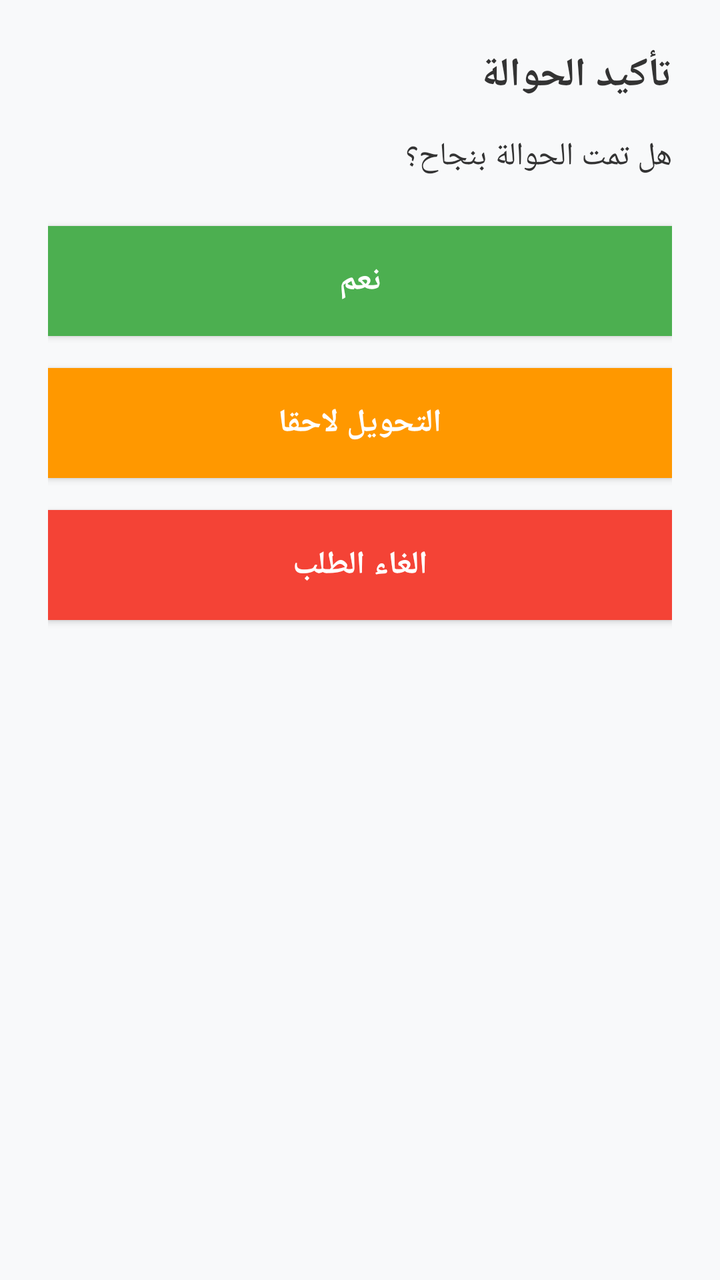
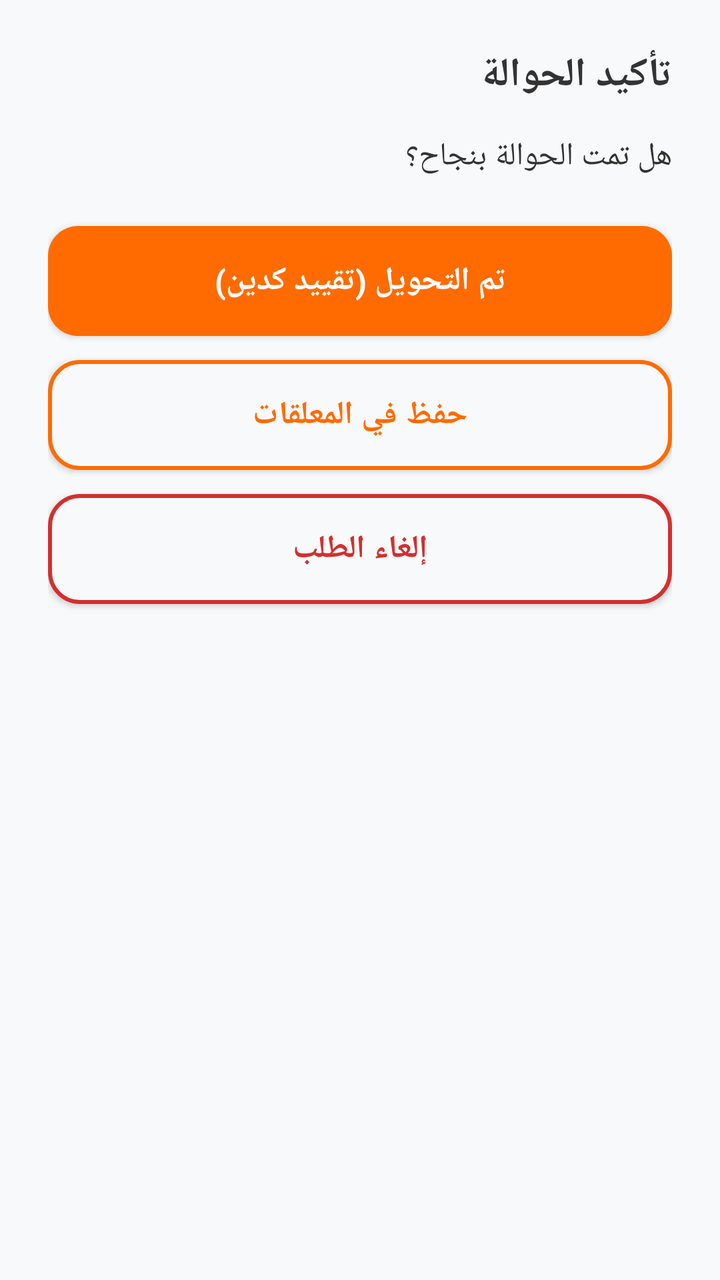

The first picture is an Android layout as it rendered before a commit; the second is the same layout after the commit. The layout source and the unified diff follow.
<!-- AndroidManifest.xml: application theme Theme.AppCompat.DayNight.NoActionBar -->
<!-- res/layout/dialog_transfer_confirm.xml -->
﻿<?xml version="1.0" encoding="utf-8"?><LinearLayout xmlns:android="http://schemas.android.com/apk/res/android" android:layout_width="match_parent" android:layout_height="wrap_content" android:orientation="vertical" android:layoutDirection="rtl" android:padding="24dp" android:background="@color/colorBackground"><TextView android:layout_width="wrap_content" android:layout_height="wrap_content" android:text="تأكيد الحوالة" android:textSize="20sp" android:textStyle="bold" android:textColor="@color/colorTextPrimary" android:layout_marginBottom="16dp"/><TextView android:id="@+id/tv_confirm_message" android:layout_width="wrap_content" android:layout_height="wrap_content" android:text="هل تمت الحوالة بنجاح؟" android:textSize="16sp" android:textColor="@color/colorTextPrimary" android:layout_marginBottom="24dp"/><androidx.appcompat.widget.AppCompatButton android:id="@+id/btn_confirm_yes" android:layout_width="match_parent" android:layout_height="55dp" android:text="نعم" android:textSize="16sp" android:textStyle="bold" android:background="#4CAF50" android:textColor="#FFFFFF" android:layout_marginBottom="16dp"/><androidx.appcompat.widget.AppCompatButton android:id="@+id/btn_confirm_later" android:layout_width="match_parent" android:layout_height="55dp" android:text="التحويل لاحقا" android:textSize="16sp" android:textStyle="bold" android:background="#FF9800" android:textColor="#FFFFFF" android:layout_marginBottom="16dp"/><androidx.appcompat.widget.AppCompatButton android:id="@+id/btn_confirm_cancel" android:layout_width="match_parent" android:layout_height="55dp" android:text="الغاء الطلب" android:textSize="16sp" android:textStyle="bold" android:background="#F44336" android:textColor="#FFFFFF" /></LinearLayout>
<!-- resources referenced by this layout -->
<resources>
  <color name="colorBackground">#F8F9FA</color>
  <color name="colorTextPrimary">#333333</color>
</resources>

<!-- the commit's change to res/layout/dialog_transfer_confirm.xml (unified diff, before → after) -->
@@ -1 +1 @@
-﻿<?xml version="1.0" encoding="utf-8"?><LinearLayout xmlns:android="http://schemas.android.com/apk/res/android" android:layout_width="match_parent" android:layout_height="wrap_content" android:orientation="vertical" android:layoutDirection="rtl" android:padding="24dp" android:background="@color/colorBackground"><TextView android:layout_width="wrap_content" android:layout_height="wrap_content" android:text="تأكيد الحوالة" android:textSize="20sp" android:textStyle="bold" android:textColor="@color/colorTextPrimary" android:layout_marginBottom="16dp"/><TextView android:id="@+id/tv_confirm_message" android:layout_width="wrap_content" android:layout_height="wrap_content" android:text="هل تمت الحوالة بنجاح؟" android:textSize="16sp" android:textColor="@color/colorTextPrimary" android:layout_marginBottom="24dp"/><androidx.appcompat.widget.AppCompatButton android:id="@+id/btn_confirm_yes" android:layout_width="match_parent" android:layout_height="55dp" android:text="نعم" android:textSize="16sp" android:textStyle="bold" android:background="#4CAF50" android:textColor="#FFFFFF" android:layout_marginBottom="16dp"/><androidx.appcompat.widget.AppCompatButton android:id="@+id/btn_confirm_later" android:layout_width="match_parent" android:layout_height="55dp" android:text="التحويل لاحقا" android:textSize="16sp" android:textStyle="bold" android:background="#FF9800" android:textColor="#FFFFFF" android:layout_marginBottom="16dp"/><androidx.appcompat.widget.AppCompatButton android:id="@+id/btn_confirm_cancel" android:layout_width="match_parent" android:layout_height="55dp" android:text="الغاء الطلب" android:textSize="16sp" android:textStyle="bold" android:background="#F44336" android:textColor="#FFFFFF" /></LinearLayout>
+﻿<?xml version="1.0" encoding="utf-8"?><LinearLayout xmlns:android="http://schemas.android.com/apk/res/android" android:layout_width="match_parent" android:layout_height="wrap_content" android:orientation="vertical" android:layoutDirection="rtl" android:padding="24dp" android:background="@color/colorBackground"><TextView android:layout_width="wrap_content" android:layout_height="wrap_content" android:text="تأكيد الحوالة" android:textSize="20sp" android:textStyle="bold" android:textColor="@color/colorTextPrimary" android:layout_marginBottom="16dp"/><TextView android:id="@+id/tv_confirm_message" android:layout_width="wrap_content" android:layout_height="wrap_content" android:text="هل تمت الحوالة بنجاح؟" android:textSize="16sp" android:textColor="@color/colorTextPrimary" android:layout_marginBottom="24dp"/><androidx.appcompat.widget.AppCompatButton android:id="@+id/btn_confirm_yes" android:layout_width="match_parent" android:layout_height="55dp" android:text="تم التحويل (تقييد كدين)" android:textSize="16sp" android:textStyle="bold" android:background="@drawable/bg_rounded_orange" android:textColor="@color/colorTextOnPrimary" android:layout_marginBottom="12dp"/><androidx.appcompat.widget.AppCompatButton android:id="@+id/btn_confirm_later" android:layout_width="match_parent" android:layout_height="55dp" android:text="حفظ في المعلقات" android:textSize="16sp" android:textStyle="bold" android:background="@drawable/bg_btn_outline" android:textColor="@color/colorPrimary" android:layout_marginBottom="12dp"/><androidx.appcompat.widget.AppCompatButton android:id="@+id/btn_confirm_cancel" android:layout_width="match_parent" android:layout_height="55dp" android:text="إلغاء الطلب" android:textSize="16sp" android:textStyle="bold" android:background="@drawable/bg_btn_outline_danger" android:textColor="@color/colorDanger" /></LinearLayout>
<!-- resource entries referenced after the edit -->
@@ -1,6 +1,15 @@
 <!-- resources referenced by this layout -->
 <resources>
   <color name="colorBackground">#F8F9FA</color>
+  <color name="colorDanger">#D32F2F</color>
+  <color name="colorPrimary">#FF6B00</color>
+  <color name="colorTextOnPrimary">#FFFFFF</color>
   <color name="colorTextPrimary">#333333</color>
+  <!-- drawable bg_btn_outline (drawable) -->
+  ﻿<?xml version="1.0" encoding="utf-8"?><shape xmlns:android="http://schemas.android.com/apk/res/android" android:shape="rectangle"><solid android:color="@color/colorBackground" /><corners android:radius="15dp" /><stroke android:width="2dp" android:color="@color/colorPrimary" /></shape>
+  <!-- drawable bg_btn_outline_danger (drawable) -->
+  ﻿<?xml version="1.0" encoding="utf-8"?><shape xmlns:android="http://schemas.android.com/apk/res/android" android:shape="rectangle"><solid android:color="@color/colorBackground" /><corners android:radius="15dp" /><stroke android:width="2dp" android:color="@color/colorDanger" /></shape>
+  <!-- drawable bg_rounded_orange (drawable) -->
+  ﻿<?xml version="1.0" encoding="utf-8"?><shape xmlns:android="http://schemas.android.com/apk/res/android" android:shape="rectangle"><solid android:color="@color/colorPrimary" /><corners android:radius="15dp" /></shape>
 </resources>
 
